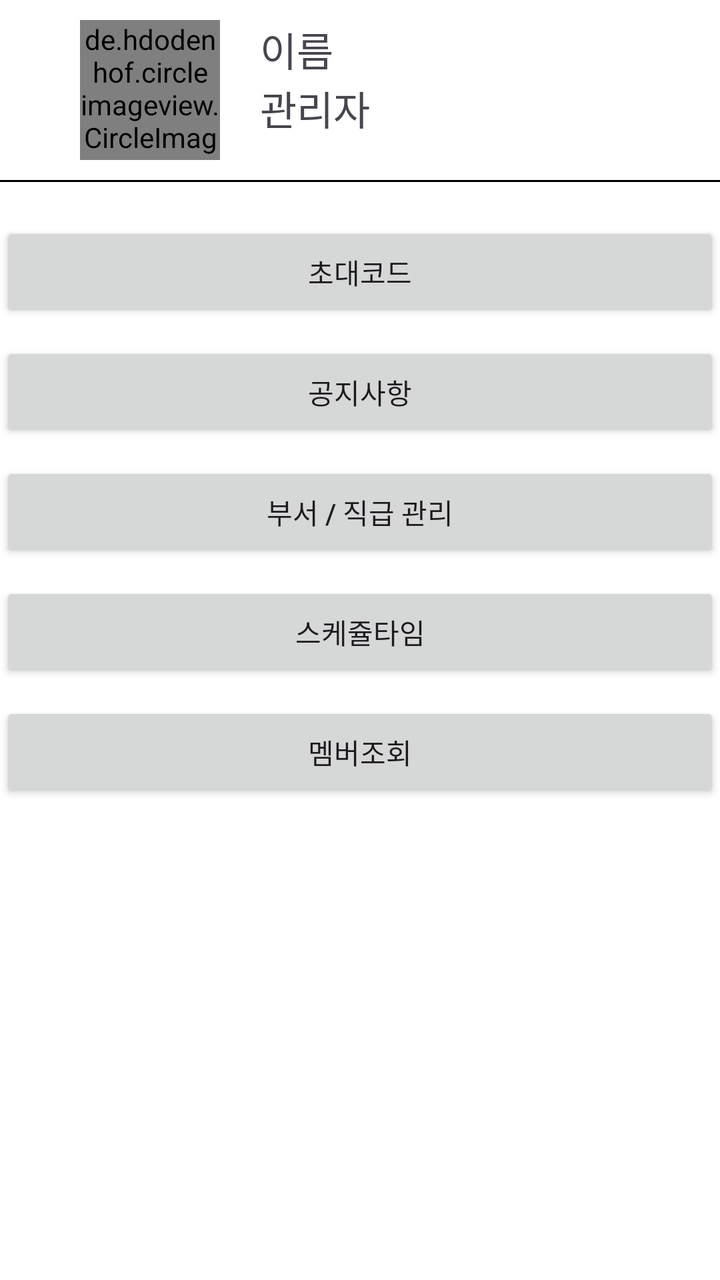
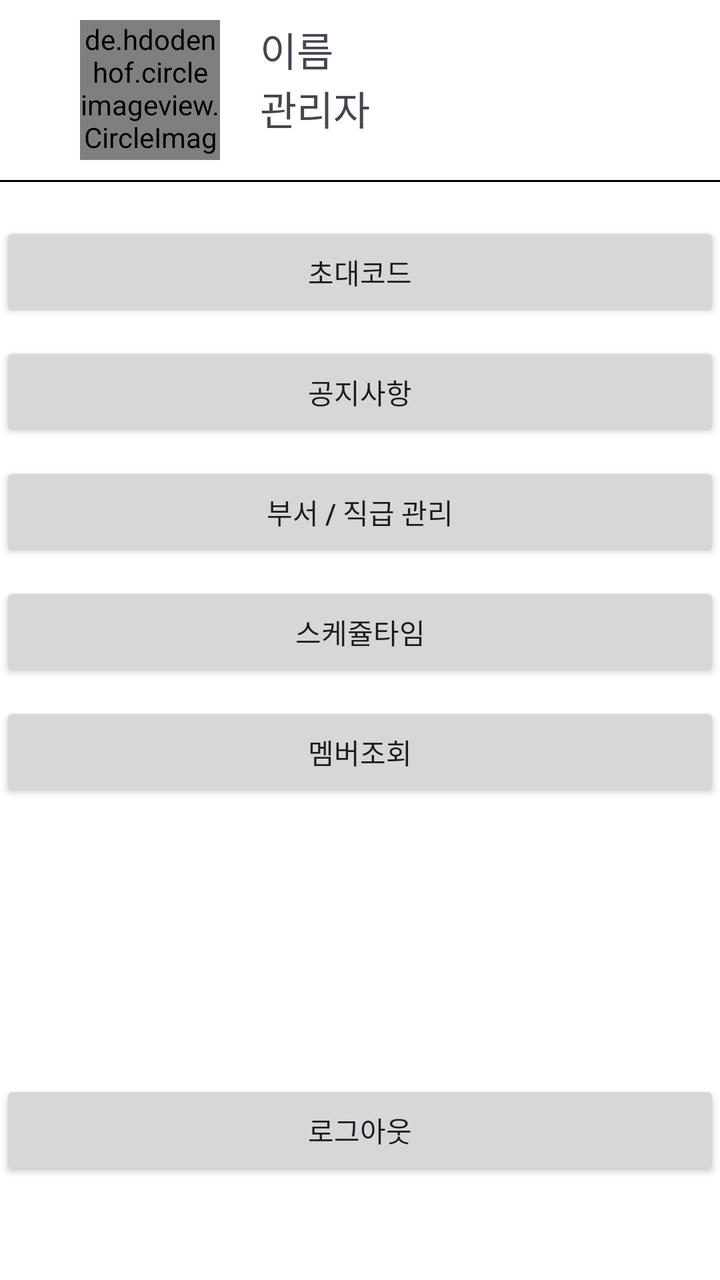

Screens rendered from an Android XML layout before and after an edit, with the pre-edit source and the edit as a unified diff.
<!-- AndroidManifest.xml: application theme Theme.Kitching -->
<!-- res/layout/fragment_other.xml -->
<?xml version="1.0" encoding="utf-8"?>
<androidx.constraintlayout.widget.ConstraintLayout xmlns:android="http://schemas.android.com/apk/res/android"
    xmlns:app="http://schemas.android.com/apk/res-auto"
    xmlns:tools="http://schemas.android.com/tools"
    android:layout_width="match_parent"
    android:layout_height="match_parent"
    tools:context=".view.fragment.other.OtherFragment">

    <de.hdodenhof.circleimageview.CircleImageView
        android:id="@+id/userIV"
        android:layout_width="@dimen/memberCircleImage"
        android:layout_height="@dimen/memberCircleImage"
        android:layout_marginStart="@dimen/margin_XL"
        android:layout_marginTop="@dimen/margin_S"
        android:src="@drawable/baseline_account_circle_24"

        app:layout_constraintStart_toStartOf="parent"
        app:layout_constraintTop_toTopOf="parent" />

    <androidx.appcompat.widget.AppCompatTextView
        android:id="@+id/userNameTV"
        android:layout_width="wrap_content"
        android:layout_height="wrap_content"
        android:layout_marginStart="@dimen/margin_M"
        android:text="@string/name"
        android:textSize="@dimen/text_L"

        app:layout_constraintStart_toEndOf="@id/userIV"
        app:layout_constraintTop_toTopOf="@id/userIV" />

    <androidx.appcompat.widget.AppCompatTextView
        android:id="@+id/userLevelTV"
        android:layout_width="wrap_content"
        android:layout_height="wrap_content"
        android:text="@string/manager"
        android:textSize="@dimen/text_L"

        app:layout_constraintStart_toStartOf="@id/userNameTV"
        app:layout_constraintTop_toBottomOf="@id/userNameTV" />

    <View
        android:id="@+id/line1"
        android:layout_width="match_parent"
        android:layout_height="1dp"
        android:layout_marginTop="10dp"
        android:background="@color/black"

        app:layout_constraintEnd_toEndOf="parent"
        app:layout_constraintStart_toStartOf="parent"
        app:layout_constraintTop_toBottomOf="@id/userIV" />

    <androidx.appcompat.widget.AppCompatButton
        android:id="@+id/inviteCodeBtn"
        style="@style/otherListBtn"
        android:layout_width="match_parent"
        android:layout_marginTop="@dimen/margin_M"
        android:text="@string/inviteCode"

        app:layout_constraintTop_toBottomOf="@id/line1" />

    <androidx.appcompat.widget.AppCompatButton
        android:id="@+id/noticeBtn"
        style="@style/otherListBtn"
        android:layout_width="match_parent"
        android:text="공지사항"

        app:layout_constraintTop_toBottomOf="@id/inviteCodeBtn" />

    <androidx.appcompat.widget.AppCompatButton
        android:id="@+id/departmentManagementBtn"
        style="@style/otherListBtn"
        android:layout_width="match_parent"
        android:text="부서 / 직급 관리"


        app:layout_constraintTop_toBottomOf="@id/noticeBtn" />

    <androidx.appcompat.widget.AppCompatButton
        android:id="@+id/scheduleTimeBtn"
        style="@style/otherListBtn"
        android:layout_width="match_parent"
        android:text="스케쥴타임"

        app:layout_constraintTop_toBottomOf="@id/departmentManagementBtn" />

    <androidx.appcompat.widget.AppCompatButton
        android:id="@+id/memberBtn"
        style="@style/otherListBtn"
        android:layout_width="match_parent"
        android:text="멤버조회"

        app:layout_constraintTop_toBottomOf="@id/scheduleTimeBtn" />

</androidx.constraintlayout.widget.ConstraintLayout>
<!-- resources referenced by this layout -->
<resources>
  <color name="black">#FF000000</color>
  <dimen name="margin_M">20dp</dimen>
  <dimen name="margin_S">10dp</dimen>
  <dimen name="margin_XL">40dp</dimen>
  <dimen name="memberCircleImage">70dp</dimen>
  <dimen name="text_L">20sp</dimen>
  <!-- drawable baseline_account_circle_24 (drawable) -->
  <vector xmlns:android="http://schemas.android.com/apk/res/android" android:height="24dp" android:tint="#000000" android:viewportHeight="24" android:viewportWidth="24" android:width="24dp">
        
      <path android:fillColor="@android:color/white" android:pathData="M12,2C6.48,2 2,6.48 2,12s4.48,10 10,10s10,-4.48 10,-10S17.52,2 12,2zM12,6c1.93,0 3.5,1.57 3.5,3.5S13.93,13 12,13s-3.5,-1.57 -3.5,-3.5S10.07,6 12,6zM12,20c-2.03,0 -4.43,-0.82 -6.14,-2.88C7.55,15.8 9.68,15 12,15s4.45,0.8 6.14,2.12C16.43,19.18 14.03,20 12,20z"/>
      
  </vector>
  <string name="inviteCode">초대코드</string>
  <string name="manager">관리자</string>
  <string name="name">이름</string>
  <style name="otherListBtn">
          <item name="android:layout_height">@dimen/otherListBtnHeight</item>
          <item name="android:layout_marginTop">@dimen/margin_S</item>
      </style>
  <style name="Theme.Kitching" parent="Base.Theme.Kitching" />
  <dimen name="otherListBtnHeight">50dp</dimen>
  <color name="md_theme_primary">#4B662C</color>
  <color name="md_theme_onPrimary">#FFFFFF</color>
  <color name="md_theme_primaryContainer">#CCEDA4</color>
  <color name="md_theme_onPrimaryContainer">#0F2000</color>
  <color name="md_theme_secondary">#576249</color>
  <color name="md_theme_onSecondary">#FFFFFF</color>
  <color name="md_theme_secondaryContainer">#DBE7C8</color>
  <color name="md_theme_onSecondaryContainer">#151E0B</color>
  <color name="md_theme_tertiary">#386663</color>
  <color name="md_theme_onTertiary">#FFFFFF</color>
  <color name="md_theme_tertiaryContainer">#BBECE8</color>
  <color name="md_theme_onTertiaryContainer">#00201E</color>
  <color name="md_theme_error">#BA1A1A</color>
  <color name="md_theme_onError">#FFFFFF</color>
  <color name="md_theme_errorContainer">#FFDAD6</color>
  <color name="md_theme_onErrorContainer">#410002</color>
  <color name="md_theme_background">#FFFFFF</color>
  <color name="md_theme_onBackground">#1A1C16</color>
  <color name="md_theme_surface">#F5FAFB</color>
  <color name="md_theme_onSurface">#171D1E</color>
  <color name="md_theme_surfaceVariant">#E1E4D5</color>
  <color name="md_theme_onSurfaceVariant">#44483D</color>
  <color name="md_theme_outline">#75796C</color>
  <color name="md_theme_outlineVariant">#C5C8BA</color>
  <color name="md_theme_inverseSurface">#2B3133</color>
  <color name="md_theme_inverseOnSurface">#ECF2F3</color>
  <color name="md_theme_inversePrimary">#B1D18A</color>
  <color name="md_theme_primaryFixed">#CCEDA4</color>
  <color name="md_theme_onPrimaryFixed">#0F2000</color>
  <color name="md_theme_primaryFixedDim">#B1D18A</color>
  <color name="md_theme_onPrimaryFixedVariant">#344E16</color>
  <color name="md_theme_secondaryFixed">#DBE7C8</color>
  <color name="md_theme_onSecondaryFixed">#151E0B</color>
  <color name="md_theme_secondaryFixedDim">#BFCBAD</color>
  <color name="md_theme_onSecondaryFixedVariant">#404A33</color>
  <color name="md_theme_tertiaryFixed">#BBECE8</color>
  <color name="md_theme_onTertiaryFixed">#00201E</color>
  <color name="md_theme_tertiaryFixedDim">#A0D0CC</color>
  <color name="md_theme_onTertiaryFixedVariant">#1F4E4B</color>
  <color name="md_theme_surfaceDim">#D5DBDC</color>
  <color name="md_theme_surfaceBright">#F5FAFB</color>
  <color name="md_theme_surfaceContainerLowest">#FFFFFF</color>
  <color name="md_theme_surfaceContainerLow">#EFF5F6</color>
  <color name="md_theme_surfaceContainer">#E9EFF0</color>
  <color name="md_theme_surfaceContainerHigh">#E3E9EA</color>
  <color name="md_theme_surfaceContainerHighest">#DEE3E5</color>
  <!-- unchanged entries left out for length: 1 -->
</resources>

<!-- the commit's change to res/layout/fragment_other.xml (unified diff, before → after) -->
@@ -91,4 +91,13 @@
 
         app:layout_constraintTop_toBottomOf="@id/scheduleTimeBtn" />
 
+    <androidx.appcompat.widget.AppCompatButton
+        android:id="@+id/logoutBtn"
+        style="@style/otherListBtn"
+        android:layout_width="match_parent"
+        android:layout_marginBottom="50dp"
+        android:text="로그아웃"
+
+        app:layout_constraintBottom_toBottomOf="parent"/>
+
 </androidx.constraintlayout.widget.ConstraintLayout>
